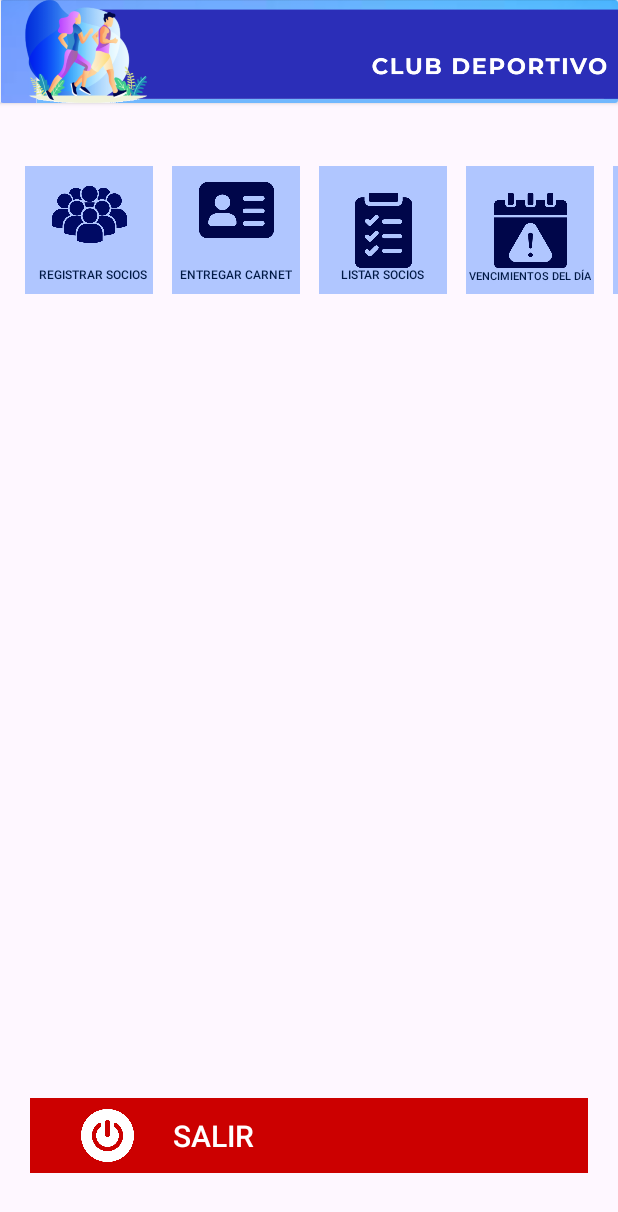
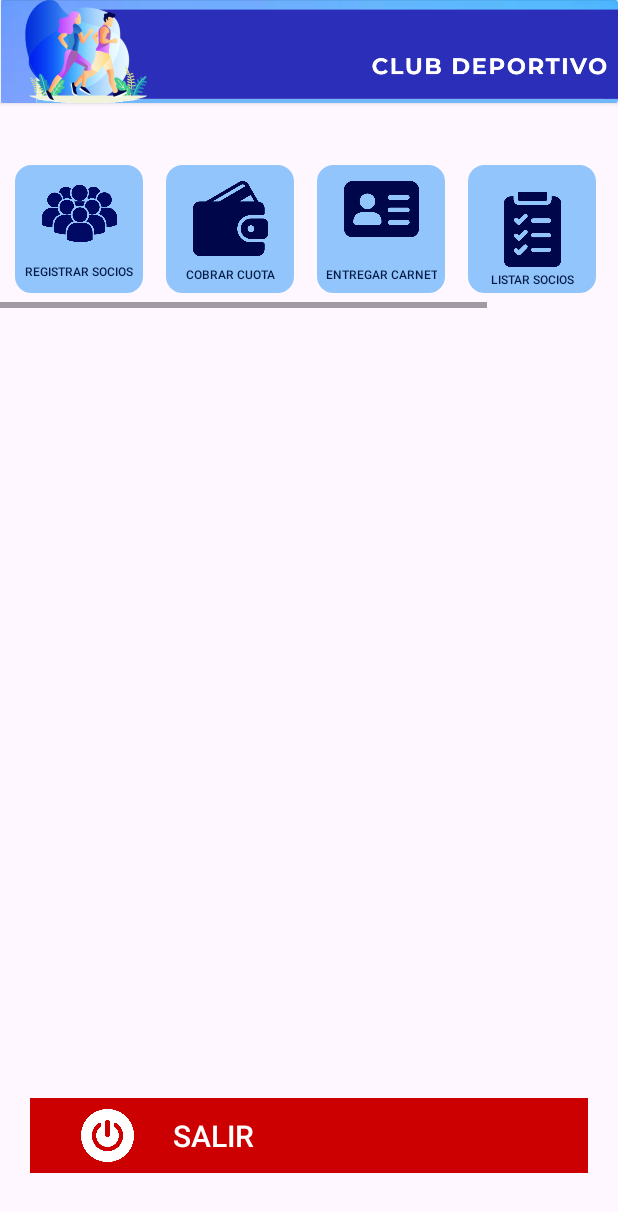
Before and after one commit to elavincho/ClubDeportivoApp, an Android app: the PantallaPrincipalActivity screen opened directly, with no data from a screen before it, on a phone screen of 412 x 824 dp. Shown: the top 1212 px of the screen. Run offline under Robolectric (Android 15) with nearby library versions, the phone set to English and light mode, and no system bars.

Commit message:
Modifico pantalla principal

```diff
--- a/app/src/main/java/com/elavincho/clubdeportivoapp/MainActivity.kt
+++ b/app/src/main/java/com/elavincho/clubdeportivoapp/MainActivity.kt
@@ -1,6 +1,8 @@
 package com.elavincho.clubdeportivoapp
 
+import android.content.Intent
 import android.os.Bundle
+import android.widget.Button
 import androidx.activity.enableEdgeToEdge
 import androidx.appcompat.app.AppCompatActivity
 import androidx.core.view.ViewCompat
@@ -16,5 +18,24 @@
             v.setPadding(systemBars.left, systemBars.top, systemBars.right, systemBars.bottom)
             insets
         }
+
+        /*Botón Acceder*/
+
+        /*Hay que indicar el tipo de elemento <>
+        * Hay que indicar el nombre el id dentro de ()*/
+        val btnAcceder = findViewById<Button>(R.id.btnAcceder)
+
+        /*Hay que activar un evento para que funcione el botón*/
+        btnAcceder.setOnClickListener {
+            /* Intent es un objeto para solicitar una acción de otro componente de la aplicación
+            * para comunicar una activity con otra.
+            * Lleva 2 parametros, primero el contexto en el cual estamos trabajando this, dentro de la aplicación
+            * y luego el nombre de la activity con la cual se va a comunicar y agregarle ::class.java*/
+            val intent = Intent(this, PantallaPrincipalActivity::class.java)
+            /* Por ultimo hay que llamar al método startActivity() y pasarle el intent*/
+            startActivity(intent)
+        }
+
+
     }
 }
--- a/app/src/main/java/com/elavincho/clubdeportivoapp/PantallaPrincipalActivity.kt
+++ b/app/src/main/java/com/elavincho/clubdeportivoapp/PantallaPrincipalActivity.kt
@@ -1,6 +1,8 @@
 package com.elavincho.clubdeportivoapp
 
+import android.content.Intent
 import android.os.Bundle
+import android.view.View
 import androidx.activity.enableEdgeToEdge
 import androidx.appcompat.app.AppCompatActivity
 import androidx.core.view.ViewCompat
@@ -16,5 +18,18 @@
             v.setPadding(systemBars.left, systemBars.top, systemBars.right, systemBars.bottom)
             insets
         }
+
+
+        /*Botón Salir*/
+
+        val btnSalir = findViewById<View>(R.id.btnSalir)
+
+        btnSalir.setOnClickListener {
+            val intentSalir = Intent(this, MainActivity::class.java)
+            /* Por ultimo hay que llamar al método startActivity() y pasarle el intent*/
+            startActivity(intentSalir)
+        }
+
+
     }
 }
--- /dev/null
+++ b/app/src/main/res/drawable/bg_image_view.xml
@@ -0,0 +1,28 @@
+<?xml version="1.0" encoding="utf-8"?>
+<layer-list xmlns:android="http://schemas.android.com/apk/res/android">
+
+
+    <!-- Capa 1: Contenido principal (tu shape original) -->
+    <item
+        android:bottom="0dp"
+        android:left="0dp"
+        android:right="0dp"
+        android:top="0dp"> <!-- Ajuste para que la sombra se vea -->
+
+        <shape android:shape="rectangle">
+            <!-- Borde transparente de 2dp -->
+            <stroke
+                android:width="2dp"
+                android:color="#92C5FC" />
+
+            <!-- Esquinas ligeramente redondeadas -->
+            <corners android:radius="10dp" />
+
+            <!-- Fondo azul cielo -->
+            <solid android:color="#92C5FC" />
+
+
+        </shape>
+    </item>
+
+</layer-list>
--- a/app/src/main/res/layout/activity_main.xml
+++ b/app/src/main/res/layout/activity_main.xml
@@ -147,7 +147,7 @@
 
     <!-- Botón acceder-->
     <androidx.appcompat.widget.AppCompatButton
-        android:id="@+id/appCompatButton"
+        android:id="@+id/btnAcceder"
         android:layout_width="match_parent"
         android:layout_height="wrap_content"
         android:layout_margin="20sp"
--- a/app/src/main/res/layout/activity_pantalla_principal.xml
+++ b/app/src/main/res/layout/activity_pantalla_principal.xml
@@ -30,41 +30,34 @@
             android:scaleType="centerCrop"
             android:src="@drawable/img_club_deportivo"
             tools:ignore="ContentDescription" />
-
     </androidx.cardview.widget.CardView>
 
 
-    <!-- Registrar Socios -->
+    <HorizontalScrollView
+        android:layout_width="match_parent"
+        android:layout_height="wrap_content"
+        android:layout_marginTop="100dp"
+        app:layout_constraintTop_toTopOf="parent"
+        app:layout_constraintStart_toStartOf="parent"
+        app:layout_constraintEnd_toEndOf="parent">
+
+        <LinearLayout
+            android:layout_width="wrap_content"
+            android:layout_height="wrap_content"
+            android:orientation="horizontal"
+            android:padding="10dp">
+
+            <!-- Tarjeta 1: Registrar Socios -->
+            <androidx.constraintlayout.widget.ConstraintLayout
+                android:layout_width="85dp"
+                android:layout_height="85dp"
+                android:layout_marginEnd="15dp">
+
                 <View
                     android:id="@+id/registrar"
-        android:layout_width="85dp"
-        android:layout_height="85dp"
-        android:background="@android:color/system_accent1_200"
-        app:layout_constraintBottom_toBottomOf="parent"
-        app:layout_constraintEnd_toEndOf="parent"
-        app:layout_constraintHorizontal_bias="0.05"
-        app:layout_constraintStart_toStartOf="parent"
-        app:layout_constraintTop_toTopOf="parent"
-        app:layout_constraintVertical_bias="0.15"
-        tools:targetApi="31" />
-
-    <TextView
-        android:id="@+id/txtRegistrar"
-        android:layout_width="wrap_content"
-        android:layout_height="wrap_content"
-        android:fontFamily="sans-serif-light"
-        android:gravity="center_vertical"
-        android:text="REGISTRAR SOCIOS"
-        android:textColor="@android:color/system_accent1_900"
-        android:textSize="8sp"
-        android:textStyle="bold"
-        app:layout_constraintBottom_toBottomOf="@+id/registrar"
-        app:layout_constraintEnd_toEndOf="@+id/registrar"
-        app:layout_constraintHorizontal_bias="0.70"
-        app:layout_constraintStart_toStartOf="@+id/registrar"
-        app:layout_constraintTop_toTopOf="@+id/registrar"
-        app:layout_constraintVertical_bias="0.9"
-        tools:ignore="HardcodedText"
+                    android:layout_width="match_parent"
+                    android:layout_height="match_parent"
+                    android:background="@drawable/bg_image_view"
                     tools:targetApi="31" />
 
                 <ImageView
@@ -80,38 +73,36 @@
                     app:layout_constraintVertical_bias="0.2"
                     tools:ignore="ContentDescription" />
 
-    <!-- Cobrar Cuota, por ahora lo dejo abajo para poder cambiar el diseño-->
-    <View
-        android:id="@+id/viewCobrar"
-        android:layout_width="85dp"
-        android:layout_height="85dp"
-        android:background="@android:color/system_accent1_200"
-        app:layout_constraintBottom_toBottomOf="parent"
-        app:layout_constraintEnd_toEndOf="parent"
-        app:layout_constraintHorizontal_bias="1.25"
-        app:layout_constraintStart_toStartOf="parent"
-        app:layout_constraintTop_toTopOf="parent"
-        app:layout_constraintVertical_bias="0.150"
-
-        tools:targetApi="31" />
-
                 <TextView
-        android:id="@+id/txtCobrar"
+                    android:id="@+id/txtRegistrar"
                     android:layout_width="wrap_content"
                     android:layout_height="wrap_content"
                     android:fontFamily="sans-serif-light"
-        android:gravity="center_vertical"
-        android:text="COBRAR CUOTA"
+                    android:gravity="center"
+                    android:text="REGISTRAR SOCIOS"
                     android:textColor="@android:color/system_accent1_900"
                     android:textSize="8sp"
                     android:textStyle="bold"
-        app:layout_constraintBottom_toBottomOf="@+id/viewCobrar"
-        app:layout_constraintEnd_toEndOf="@+id/viewCobrar"
-        app:layout_constraintHorizontal_bias="0.50"
-        app:layout_constraintStart_toStartOf="@+id/viewCobrar"
-        app:layout_constraintTop_toTopOf="@+id/viewCobrar"
-        app:layout_constraintVertical_bias="0.9"
+                    app:layout_constraintBottom_toBottomOf="@+id/registrar"
+                    app:layout_constraintEnd_toEndOf="@+id/registrar"
+                    app:layout_constraintStart_toStartOf="@+id/registrar"
+                    app:layout_constraintTop_toBottomOf="@+id/imageView"
                     tools:ignore="HardcodedText"
+                    tools:targetApi="31" />
+
+            </androidx.constraintlayout.widget.ConstraintLayout>
+
+            <!-- Tarjeta 2: Cobrar Cuota -->
+            <androidx.constraintlayout.widget.ConstraintLayout
+                android:layout_width="85dp"
+                android:layout_height="85dp"
+                android:layout_marginEnd="15dp">
+
+                <View
+                    android:id="@+id/viewCobrar"
+                    android:layout_width="match_parent"
+                    android:layout_height="match_parent"
+                    android:background="@drawable/bg_image_view"
                     tools:targetApi="31" />
 
                 <ImageView
@@ -127,37 +118,36 @@
                     app:layout_constraintVertical_bias="0.3"
                     tools:ignore="ContentDescription" />
 
-    <!-- Entregar Carnet -->
-    <View
-        android:id="@+id/carnet"
-        android:layout_width="85dp"
-        android:layout_height="85dp"
-        android:background="@android:color/system_accent1_200"
-        app:layout_constraintBottom_toBottomOf="parent"
-        app:layout_constraintEnd_toEndOf="parent"
-        app:layout_constraintHorizontal_bias="0.35"
-        app:layout_constraintStart_toStartOf="parent"
-        app:layout_constraintTop_toTopOf="parent"
-        app:layout_constraintVertical_bias="0.150"
-        tools:targetApi="31" />
-
                 <TextView
-        android:id="@+id/txtCarnet"
+                    android:id="@+id/txtCobrar"
                     android:layout_width="wrap_content"
                     android:layout_height="wrap_content"
                     android:fontFamily="sans-serif-light"
-        android:gravity="center_vertical"
-        android:text="ENTREGAR CARNET"
+                    android:gravity="center"
+                    android:text="COBRAR CUOTA"
                     android:textColor="@android:color/system_accent1_900"
                     android:textSize="8sp"
                     android:textStyle="bold"
-        app:layout_constraintBottom_toBottomOf="@+id/carnet"
-        app:layout_constraintEnd_toEndOf="@+id/carnet"
-        app:layout_constraintHorizontal_bias="0.50"
-        app:layout_constraintStart_toStartOf="@+id/carnet"
-        app:layout_constraintTop_toTopOf="@+id/carnet"
-        app:layout_constraintVertical_bias="0.9"
+                    app:layout_constraintBottom_toBottomOf="@+id/viewCobrar"
+                    app:layout_constraintEnd_toEndOf="@+id/viewCobrar"
+                    app:layout_constraintStart_toStartOf="@+id/viewCobrar"
+                    app:layout_constraintTop_toBottomOf="@+id/imageViewCobrar"
                     tools:ignore="HardcodedText"
+                    tools:targetApi="31" />
+
+            </androidx.constraintlayout.widget.ConstraintLayout>
+
+            <!-- Tarjeta 3: Entregar Carnet -->
+            <androidx.constraintlayout.widget.ConstraintLayout
+                android:layout_width="85dp"
+                android:layout_height="85dp"
+                android:layout_marginEnd="15dp">
+
+                <View
+                    android:id="@+id/carnet"
+                    android:layout_width="match_parent"
+                    android:layout_height="match_parent"
+                    android:background="@drawable/bg_image_view"
                     tools:targetApi="31" />
 
                 <ImageView
@@ -173,38 +163,36 @@
                     app:layout_constraintVertical_bias="0.3"
                     tools:ignore="ContentDescription" />
 
-
-    <!-- Listar Socios-->
-    <View
-        android:id="@+id/socios"
-        android:layout_width="85dp"
-        android:layout_height="85dp"
-        android:background="@android:color/system_accent1_200"
-        app:layout_constraintBottom_toBottomOf="parent"
-        app:layout_constraintEnd_toEndOf="parent"
-        app:layout_constraintHorizontal_bias="0.65"
-        app:layout_constraintStart_toStartOf="parent"
-        app:layout_constraintTop_toTopOf="parent"
-        app:layout_constraintVertical_bias="0.150"
-        tools:targetApi="31" />
-
                 <TextView
-        android:id="@+id/txtSocios"
+                    android:id="@+id/txtCarnet"
                     android:layout_width="wrap_content"
                     android:layout_height="wrap_content"
                     android:fontFamily="sans-serif-light"
-        android:gravity="center_vertical"
-        android:text="LISTAR SOCIOS"
+                    android:gravity="center"
+                    android:text="ENTREGAR CARNET"
                     android:textColor="@android:color/system_accent1_900"
                     android:textSize="8sp"
                     android:textStyle="bold"
-        app:layout_constraintBottom_toBottomOf="@+id/socios"
-        app:layout_constraintEnd_toEndOf="@+id/socios"
-        app:layout_constraintHorizontal_bias="0.50"
-        app:layout_constraintStart_toStartOf="@+id/socios"
-        app:layout_constraintTop_toTopOf="@+id/socios"
-        app:layout_constraintVertical_bias="0.9"
+                    app:layout_constraintBottom_toBottomOf="@+id/carnet"
+                    app:layout_constraintEnd_toEndOf="@+id/carnet"
+                    app:layout_constraintStart_toStartOf="@+id/carnet"
+                    app:layout_constraintTop_toBottomOf="@+id/imageWhisky"
                     tools:ignore="HardcodedText"
+                    tools:targetApi="31" />
+
+            </androidx.constraintlayout.widget.ConstraintLayout>
+
+            <!-- Tarjeta 4: Listar Socios -->
+            <androidx.constraintlayout.widget.ConstraintLayout
+                android:layout_width="85dp"
+                android:layout_height="85dp"
+                android:layout_marginEnd="15dp">
+
+                <View
+                    android:id="@+id/socios"
+                    android:layout_width="match_parent"
+                    android:layout_height="match_parent"
+                    android:background="@drawable/bg_image_view"
                     tools:targetApi="31" />
 
                 <ImageView
@@ -220,39 +208,36 @@
                     app:layout_constraintVertical_bias="0.5"
                     tools:ignore="ContentDescription" />
 
-
-    <!-- Vencimientos del Día -->
-    <View
-        android:id="@+id/vencimientos"
-        android:layout_width="85dp"
-        android:layout_height="85dp"
-        android:background="@android:color/system_accent1_200"
-        app:layout_constraintBottom_toBottomOf="parent"
-        app:layout_constraintEnd_toEndOf="parent"
-        app:layout_constraintHorizontal_bias="0.95"
-        app:layout_constraintStart_toStartOf="parent"
-        app:layout_constraintTop_toTopOf="parent"
-        app:layout_constraintVertical_bias="0.150"
-
-        tools:targetApi="31" />
-
                 <TextView
-        android:id="@+id/txtVencimientos"
+                    android:id="@+id/txtSocios"
                     android:layout_width="wrap_content"
                     android:layout_height="wrap_content"
                     android:fontFamily="sans-serif-light"
-        android:gravity="center_vertical"
-        android:text="VENCIMIENTOS DEL DÍA"
+                    android:gravity="center"
+                    android:text="LISTAR SOCIOS"
                     android:textColor="@android:color/system_accent1_900"
-        android:textSize="7sp"
+                    android:textSize="8sp"
                     android:textStyle="bold"
-        app:layout_constraintBottom_toBottomOf="@+id/vencimientos"
-        app:layout_constraintEnd_toEndOf="@+id/vencimientos"
-        app:layout_constraintHorizontal_bias="0.50"
-        app:layout_constraintStart_toStartOf="@+id/vencimientos"
-        app:layout_constraintTop_toTopOf="@+id/vencimientos"
-        app:layout_constraintVertical_bias="0.9"
+                    app:layout_constraintBottom_toBottomOf="@+id/socios"
+                    app:layout_constraintEnd_toEndOf="@+id/socios"
+                    app:layout_constraintStart_toStartOf="@+id/socios"
+                    app:layout_constraintTop_toBottomOf="@+id/imageViewSocios"
                     tools:ignore="HardcodedText"
+                    tools:targetApi="31" />
+
+            </androidx.constraintlayout.widget.ConstraintLayout>
+
+            <!-- Tarjeta 5: Vencimientos del Día -->
+            <androidx.constraintlayout.widget.ConstraintLayout
+                android:layout_width="85dp"
+                android:layout_height="85dp"
+                android:layout_marginEnd="15dp">
+
+                <View
+                    android:id="@+id/vencimientos"
+                    android:layout_width="match_parent"
+                    android:layout_height="match_parent"
+                    android:background="@drawable/bg_image_view"
                     tools:targetApi="31" />
 
                 <ImageView
@@ -268,10 +253,32 @@
                     app:layout_constraintVertical_bias="0.5"
                     tools:ignore="ContentDescription" />
 
+                <TextView
+                    android:id="@+id/txtVencimientos"
+                    android:layout_width="wrap_content"
+                    android:layout_height="wrap_content"
+                    android:fontFamily="sans-serif-light"
+                    android:gravity="center"
+                    android:text="VENCIMIENTOS DEL DÍA"
+                    android:textColor="@android:color/system_accent1_900"
+                    android:textSize="7sp"
+                    android:textStyle="bold"
+                    app:layout_constraintBottom_toBottomOf="@+id/vencimientos"
+                    app:layout_constraintEnd_toEndOf="@+id/vencimientos"
+                    app:layout_constraintStart_toStartOf="@+id/vencimientos"
+                    app:layout_constraintTop_toBottomOf="@+id/imageVencimientos"
+                    tools:ignore="HardcodedText"
+                    tools:targetApi="31" />
+
+            </androidx.constraintlayout.widget.ConstraintLayout>
+
+        </LinearLayout>
+    </HorizontalScrollView>
+
 
     <!-- Salir-->
     <View
-        android:id="@+id/salir"
+        android:id="@+id/btnSalir"
         android:layout_width="match_parent"
         android:layout_height="50dp"
         android:layout_margin="20dp"
@@ -293,11 +300,11 @@
         android:textColor="@android:color/white"
         android:textSize="20sp"
         android:textStyle="bold"
-        app:layout_constraintBottom_toBottomOf="@+id/salir"
-        app:layout_constraintEnd_toEndOf="@+id/salir"
+        app:layout_constraintBottom_toBottomOf="@+id/btnSalir"
+        app:layout_constraintEnd_toEndOf="@+id/btnSalir"
         app:layout_constraintHorizontal_bias="0.3"
-        app:layout_constraintStart_toStartOf="@+id/salir"
-        app:layout_constraintTop_toTopOf="@+id/salir"
+        app:layout_constraintStart_toStartOf="@+id/btnSalir"
+        app:layout_constraintTop_toTopOf="@+id/btnSalir"
         app:layout_constraintVertical_bias="0.5"
         tools:ignore="HardcodedText" />
 
@@ -306,11 +313,11 @@
         android:layout_width="35dp"
         android:layout_height="35dp"
         android:src="@drawable/apagar"
-        app:layout_constraintBottom_toBottomOf="@+id/salir"
-        app:layout_constraintEnd_toEndOf="@+id/salir"
+        app:layout_constraintBottom_toBottomOf="@+id/btnSalir"
+        app:layout_constraintEnd_toEndOf="@+id/btnSalir"
         app:layout_constraintHorizontal_bias="0.1"
-        app:layout_constraintStart_toStartOf="@+id/salir"
-        app:layout_constraintTop_toTopOf="@+id/salir"
+        app:layout_constraintStart_toStartOf="@+id/btnSalir"
+        app:layout_constraintTop_toTopOf="@+id/btnSalir"
         app:layout_constraintVertical_bias="0.5"
         tools:ignore="ContentDescription" />
 
```
Lines whose indentation alone changed are shown as unchanged.
